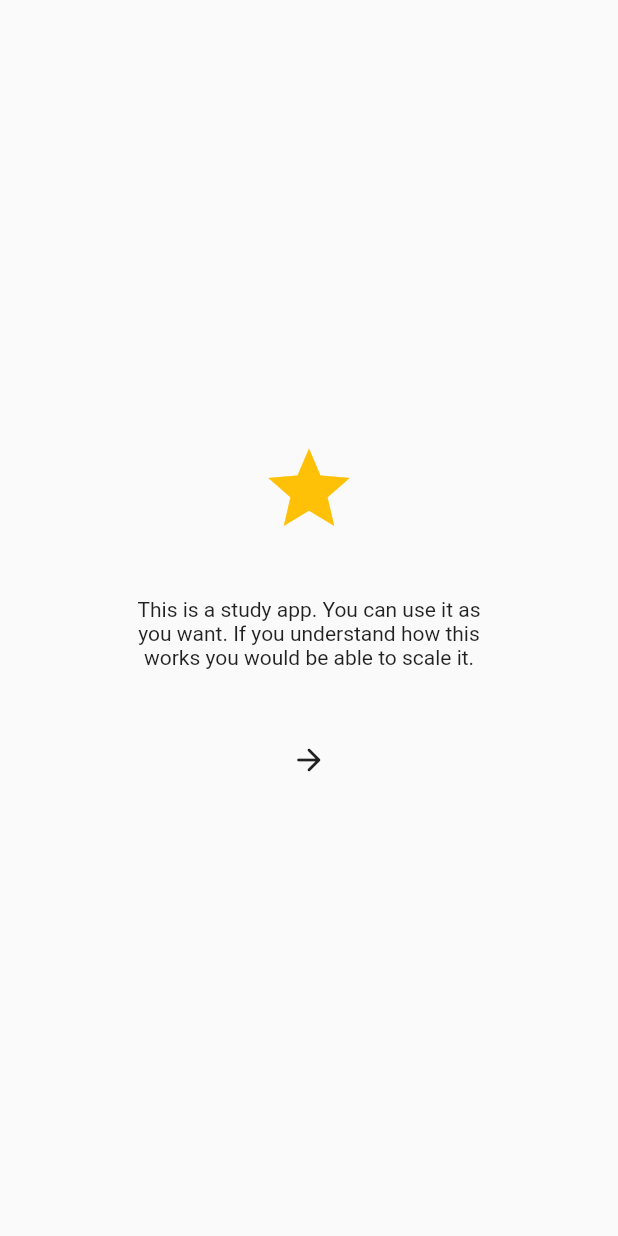
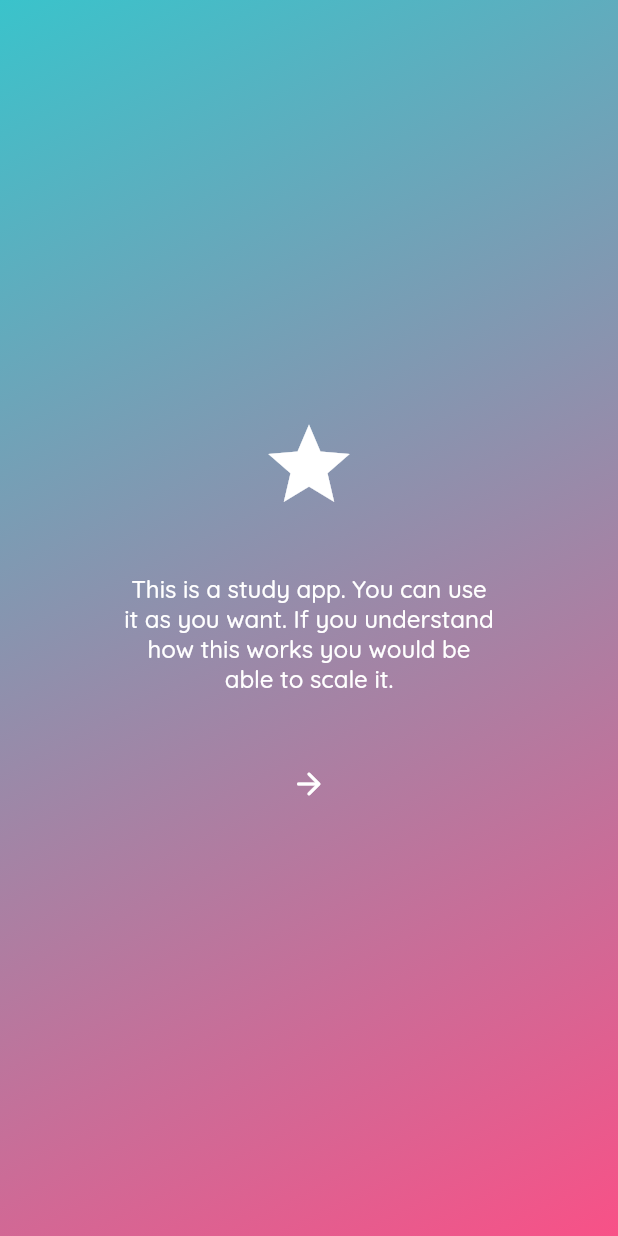
Before and after one commit to luthfiajiw/la-classroom, a Flutter app: the screen it shows after launch, on a phone screen of 412 x 824 dp. Run offline on Flutter 3.47's test engine with Material 2 defaults, Android fonts, the phone set to English and light mode, and no system bars; our stand-ins replace cloud_firestore, firebase_core, google_fonts; accounts and stored records are empty; project files that could hold a hidden picture were left out.

Commit message:
setting theme

```diff
--- a/lib/app.dart
+++ b/lib/app.dart
@@ -1,16 +1,23 @@
 import 'package:flutter/material.dart';
+import 'package:laclassroom/controllers/shared/theme_controller.dart';
 import 'package:laclassroom/utils/routes/route_paths.dart';
 import 'package:laclassroom/utils/routes/routes.dart';
+import 'package:provider/provider.dart';
 
 class App extends StatelessWidget {
   const App({super.key});
 
   @override
   Widget build(BuildContext context) {
-    return const MaterialApp(
-      title: "LA Classroom",
-      initialRoute: RoutePaths.splash,
-      onGenerateRoute: Routes.generate,
+    return Consumer<ThemeController>(
+      builder: (context, value, child) {
+        return MaterialApp(
+          title: "LA Classroom",
+          theme: context.read<ThemeController>().lightTheme,
+          initialRoute: RoutePaths.splash,
+          onGenerateRoute: Routes.generate,
+        );
+      },
     );
   }
 }
--- /dev/null
+++ b/lib/controllers/shared/theme_controller.dart
@@ -0,0 +1,12 @@
+import 'package:flutter/material.dart';
+import 'package:laclassroom/utils/themes/dark_theme.dart';
+import 'package:laclassroom/utils/themes/light_theme.dart';
+
+class ThemeController extends ChangeNotifier {
+  final ThemeData _darkTheme = DarkTheme().buildDarkTheme();
+  final ThemeData _lightTheme = LightTheme().buildLightTheme();
+
+  ThemeData get darkTheme => _darkTheme;
+  ThemeData get lightTheme => _lightTheme;
+
+}
--- a/lib/screens/introduction_screen.dart
+++ b/lib/screens/introduction_screen.dart
@@ -1,6 +1,5 @@
 import 'package:flutter/material.dart';
-import 'package:flutter/src/widgets/container.dart';
-import 'package:flutter/src/widgets/framework.dart';
+import 'package:laclassroom/utils/themes/palette.dart';
 
 class IntroductionScreen extends StatelessWidget {
   const IntroductionScreen({super.key});
@@ -12,21 +11,28 @@ class IntroductionScreen extends StatelessWidget {
     return Scaffold(
       body: Container(
         alignment: Alignment.center,
+        decoration: BoxDecoration(
+          gradient: mainGradient(context)
+        ),
         padding: EdgeInsets.symmetric(horizontal: width * 0.2),
         child: Column(
           mainAxisAlignment: MainAxisAlignment.center,
           children: [
-            const Icon(Icons.star, size: 65, color: Colors.amber,),
+            const Icon(Icons.star, size: 65),
             const Padding(
               padding: EdgeInsets.only(top: 40, bottom: 36),
               child: Text(
                 "This is a study app. You can use it as you want. If you understand how this works you would be able to scale it.",
                 textAlign: TextAlign.center,
+                style: TextStyle(
+                  color: onSurfaceTextColor,
+                  fontSize: 16
+                ),
               ),
             ),
             IconButton(
               onPressed: () {},
-              icon: const Icon(Icons.arrow_forward_rounded,)
+              icon: const Icon(Icons.arrow_forward_rounded)
             )
           ],
         ),
--- a/lib/screens/splash_screen.dart
+++ b/lib/screens/splash_screen.dart
@@ -1,5 +1,6 @@
 import 'package:flutter/material.dart';
 import 'package:laclassroom/utils/routes/route_paths.dart';
+import 'package:laclassroom/utils/themes/palette.dart';
 
 class SplashScreen extends StatefulWidget {
   const SplashScreen({super.key});
@@ -22,6 +23,7 @@ class _SplashScreenState extends State<SplashScreen> {
     return Scaffold(
       body: Container(
         alignment: Alignment.center,
+        decoration: BoxDecoration(gradient: mainGradient(context)),
         child: Image.asset(
           "assets/images/app_splash_logo.png",
           width: 125,
--- /dev/null
+++ b/lib/utils/themes/dark_theme.dart
@@ -0,0 +1,19 @@
+import 'package:flutter/material.dart';
+import 'package:laclassroom/utils/themes/sub_theme_data_mixin.dart';
+
+const Color primaryDarkColorDark = Color(0xFF2e3c62);
+const Color primaryColorDark = Color(0xFF99ace1);
+const Color mainTextColorDark = Colors.white;
+
+class DarkTheme with SubThemeData {
+  ThemeData buildDarkTheme() {
+    final ThemeData systemDarkTheme = ThemeData.dark();
+    return systemDarkTheme.copyWith(
+      iconTheme: getIconTheme(),
+      textTheme: getTextTheme().apply(
+        displayColor: mainTextColorDark,
+        bodyColor: mainTextColorDark,
+      )
+    );
+  }
+}
--- /dev/null
+++ b/lib/utils/themes/light_theme.dart
@@ -0,0 +1,19 @@
+import 'package:flutter/material.dart';
+import 'package:laclassroom/utils/themes/sub_theme_data_mixin.dart';
+
+const Color primaryLightColorLight = Color(0xFF3ac3cb);
+const Color primaryColorLight = Color(0xFFf85187);
+const Color mainTextColorLight = Color.fromARGB(255, 40, 40, 40);
+
+class LightTheme with SubThemeData {
+  buildLightTheme() {
+    final ThemeData systemLightTheme = ThemeData.light();
+    return systemLightTheme.copyWith(
+      iconTheme: getIconTheme(),
+      textTheme: getTextTheme().apply(
+        bodyColor: mainTextColorLight,
+        displayColor: mainTextColorLight,
+      )
+    );
+  }
+}
--- /dev/null
+++ b/lib/utils/themes/palette.dart
@@ -0,0 +1,33 @@
+import 'package:flutter/material.dart';
+import 'package:laclassroom/utils/themes/light_theme.dart';
+import 'package:laclassroom/utils/themes/ui_parameters.dart';
+
+import 'dark_theme.dart';
+
+const Color onSurfaceTextColor = Colors.white;
+
+const mainGradientLight = LinearGradient(
+  begin: Alignment.topLeft,
+  end: Alignment.bottomRight,
+  colors: [
+    primaryLightColorLight,
+    primaryColorLight
+  ]
+);
+
+const mainGradientDark = LinearGradient(
+  begin: Alignment.topLeft,
+  end: Alignment.bottomRight,
+  colors: [
+    primaryDarkColorDark,
+    primaryColorDark
+  ]
+);
+
+LinearGradient mainGradient(BuildContext context) {
+  if (UIParameters.isDarkMode(context)) {
+    return mainGradientDark;
+  } else {
+    return mainGradientLight;
+  }
+}
--- a/pubspec.yaml
+++ b/pubspec.yaml
@@ -37,6 +37,8 @@ dependencies:
   json_annotation: ^4.7.0
   json_serializable: ^6.5.4
   provider: ^6.0.5
+  google_fonts: ^3.0.1
+  device_info_plus: ^8.0.0
 
 dev_dependencies:
   build_runner: ^2.3.3
```
Also changed, not shown: lib/main.dart (+9 -1 lines), lib/utils/themes/sub_theme_data_mixin.dart (added, +17 -0 lines), lib/utils/themes/ui_parameters.dart (added, +7 -0 lines), pubspec.lock, 2 other files.
